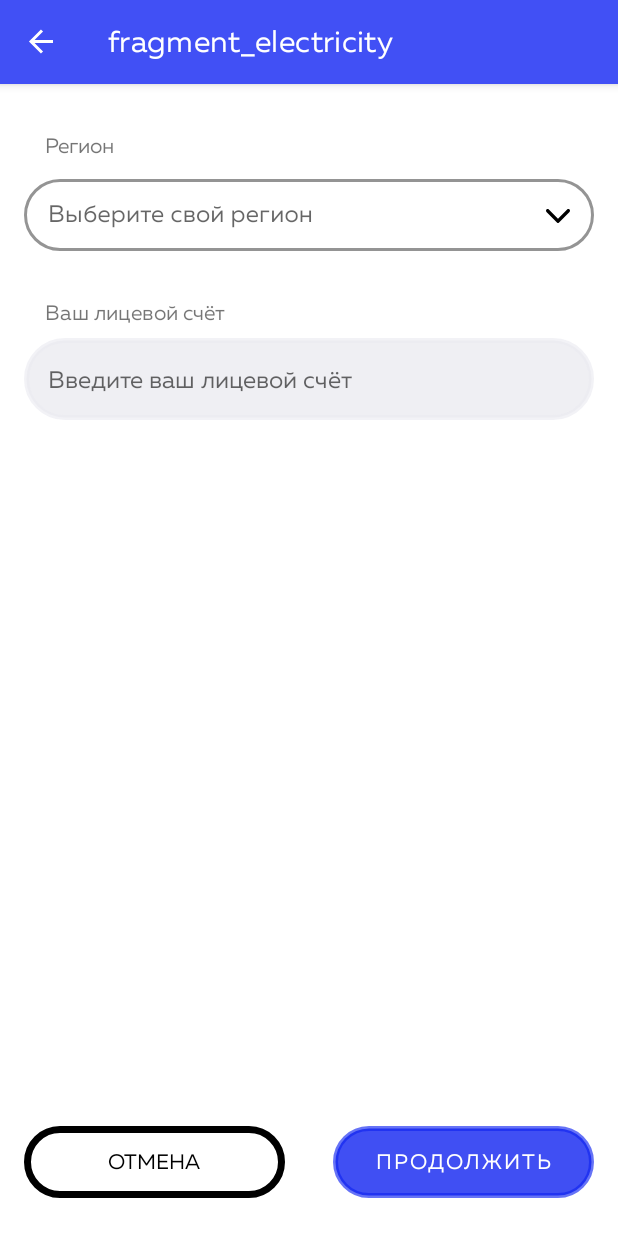
After one commit to pft6fk/E-Tax, an Android app: the BankAccountFragment screen opened through its navigation route, on a phone screen of 412 x 824 dp. The commit adds this screen. Run offline under Robolectric (Android 15) with nearby library versions, the phone set to English and light mode, and no system bars; our stand-ins replace navigation-ui.

Commit message:
added changing fragment by its position from recyclerView and made fragment fragment_bank_account.xml and fragment_account_info.xml

```diff
--- a/app/src/main/java/com/example/myapplication/ui/flat/FlatAdapter.kt
+++ b/app/src/main/java/com/example/myapplication/ui/flat/FlatAdapter.kt
@@ -3,18 +3,23 @@ package com.example.myapplication.ui.flat
 import android.view.LayoutInflater
 import android.view.View
 import android.view.ViewGroup
+import androidx.appcompat.app.AppCompatActivity
 import androidx.recyclerview.widget.RecyclerView
 import com.example.myapplication.R
 import com.example.myapplication.databinding.ItemCategoryBinding
 import com.example.myapplication.ui.flat.MockData.Companion.getItemList
+import com.example.myapplication.ui.flat.categories.BankAccountFragment
+
 
 class FlatAdapter: RecyclerView.Adapter<FlatAdapter.categoryHolder>() {
     val category_list = getItemList()
-    var onItemClick : (() -> Unit)? = null
+    var onItemClick : ((Int) -> Unit)? = null
     inner class categoryHolder(item: View): RecyclerView.ViewHolder(item) {
-        init{
+        init{ //to get position of adapter, inside of invoke we call adapterPosition
             itemView.setOnClickListener {
-                onItemClick?.invoke()
+                onItemClick?.invoke(adapterPosition)
+
+
             }
         }
         val binding = ItemCategoryBinding.bind(item)
@@ -31,6 +36,16 @@ class FlatAdapter: RecyclerView.Adapter<FlatAdapter.categoryHolder>() {
 
     override fun onBindViewHolder(holder: categoryHolder, position: Int) {
         holder.bind(category_list[position])
+
+//        //for opening exact fragment
+//        holder.itemView.setOnClickListener { v ->
+//            val activity = v.context as AppCompatActivity
+//            val electricityFragment = BankAccountFragment()
+////            val flatOption = FlatOption()
+////            flatOption.findNavController().navigate(R.)
+//            activity.supportFragmentManager.beginTransaction().replace(R.id.rec, electricityFragment)
+//                .addToBackStack(null).commit()
+//        }
     }
 
     override fun getItemCount(): Int {
--- a/app/src/main/java/com/example/myapplication/ui/flat/FlatOption.kt
+++ b/app/src/main/java/com/example/myapplication/ui/flat/FlatOption.kt
@@ -5,6 +5,7 @@ import androidx.fragment.app.Fragment
 import android.view.LayoutInflater
 import android.view.View
 import android.view.ViewGroup
+import androidx.navigation.fragment.findNavController
 import androidx.recyclerview.widget.LinearLayoutManager
 import com.example.myapplication.R
 import com.example.myapplication.databinding.FragmentFlatOptionBinding
@@ -23,6 +24,16 @@ class FlatOption : Fragment() {
 
         init()
 
+        adapter.onItemClick = { //(it) is position of clicked recycler
+            if(it == 0)     findNavController().navigate(R.id.action_flatOption_to_electricityFragment)
+            if(it == 1)     findNavController().navigate(R.id.action_flatOption_to_electricityFragment)
+            if(it == 2)     findNavController().navigate(R.id.action_flatOption_to_electricityFragment)
+            if(it == 3)     findNavController().navigate(R.id.action_flatOption_to_electricityFragment)
+            if(it == 4)     findNavController().navigate(R.id.action_flatOption_to_electricityFragment)
+            if(it == 5)     findNavController().navigate(R.id.action_flatOption_to_electricityFragment)
+            if(it == 6)     findNavController().navigate(R.id.action_flatOption_to_electricityFragment)
+        }
+
         return root
     }
     private fun init(){
--- /dev/null
+++ b/app/src/main/java/com/example/myapplication/ui/flat/categories/BankAccountFragment.kt
@@ -0,0 +1,29 @@
+package com.example.myapplication.ui.flat.categories
+
+import android.os.Bundle
+import androidx.fragment.app.Fragment
+import android.view.LayoutInflater
+import android.view.View
+import android.view.ViewGroup
+import androidx.navigation.fragment.findNavController
+import com.example.myapplication.R
+import com.example.myapplication.databinding.FragmentBankAccountBinding
+
+
+class BankAccountFragment : Fragment() {
+    private lateinit var _binding: FragmentBankAccountBinding
+    private val binding get() = _binding!!
+    override fun onCreateView(
+        inflater: LayoutInflater, container: ViewGroup?,
+        savedInstanceState: Bundle?,
+    ): View? {
+        _binding = FragmentBankAccountBinding.inflate(inflater, container, false)
+        val root = binding.root
+
+        binding.btContinue.setOnClickListener {
+            findNavController().navigate(R.id.action_bankAccountFragment_to_accountInfoFragment)
+        }
+
+        return root
+    }
+}
--- /dev/null
+++ b/app/src/main/java/com/example/myapplication/ui/flat/categories/dir/AccountInfoFragment.kt
@@ -0,0 +1,24 @@
+package com.example.myapplication.ui.flat.categories.dir
+
+import android.os.Bundle
+import androidx.fragment.app.Fragment
+import android.view.LayoutInflater
+import android.view.View
+import android.view.ViewGroup
+import com.example.myapplication.R
+import com.example.myapplication.databinding.FragmentAccountInfoBinding
+
+
+class AccountInfoFragment : Fragment() {
+    private lateinit var _binding: FragmentAccountInfoBinding
+    private val binding get() = _binding!!
+    override fun onCreateView(
+        inflater: LayoutInflater, container: ViewGroup?,
+        savedInstanceState: Bundle?,
+    ): View? {
+        _binding = FragmentAccountInfoBinding.inflate(inflater, container, false)
+        val root = binding.root
+
+        return root
+    }
+}
--- /dev/null
+++ b/app/src/main/java/com/example/myapplication/ui/house/categories/BankAccountFragment.kt
@@ -0,0 +1,23 @@
+package com.example.myapplication.ui.house.categories
+
+import android.os.Bundle
+import androidx.fragment.app.Fragment
+import android.view.LayoutInflater
+import android.view.View
+import android.view.ViewGroup
+import com.example.myapplication.R
+import com.example.myapplication.databinding.FragmentBankAccountBinding
+
+
+class BankAccountFragment : Fragment() {
+    private lateinit var _binding: FragmentBankAccountBinding
+    private val binding get() = _binding!!
+    override fun onCreateView(
+        inflater: LayoutInflater, container: ViewGroup?,
+        savedInstanceState: Bundle?,
+    ): View? {
+        _binding = FragmentBankAccountBinding.inflate(inflater, container, false)
+        val root = binding.root
+        return root
+    }
+}
--- /dev/null
+++ b/app/src/main/java/com/example/myapplication/ui/house/categories/dir/AccountInfoFragment.kt
@@ -0,0 +1,24 @@
+package com.example.myapplication.ui.hoise.categories.dir
+
+import android.os.Bundle
+import androidx.fragment.app.Fragment
+import android.view.LayoutInflater
+import android.view.View
+import android.view.ViewGroup
+import com.example.myapplication.R
+import com.example.myapplication.databinding.FragmentAccountInfoBinding
+
+
+class AccountInfoFragment : Fragment() {
+    private lateinit var _binding: FragmentAccountInfoBinding
+    private val binding get() = _binding!!
+    override fun onCreateView(
+        inflater: LayoutInflater, container: ViewGroup?,
+        savedInstanceState: Bundle?,
+    ): View? {
+        _binding = FragmentAccountInfoBinding.inflate(inflater, container, false)
+        val root = binding.root
+
+        return root
+    }
+}
--- /dev/null
+++ b/app/src/main/res/drawable/ic_chevron.xml
@@ -0,0 +1,10 @@
+<vector xmlns:android="http://schemas.android.com/apk/res/android"
+    android:width="16dp"
+    android:height="10dp"
+    android:viewportWidth="16"
+    android:viewportHeight="10">
+  <path
+      android:pathData="M8.5431,9.7745C8.2429,10.0752 7.7579,10.0752 7.4569,9.7745L0.3257,2.638C-0.1086,2.2039 -0.1086,1.4977 0.3257,1.0628C0.76,0.6287 1.4649,0.6287 1.8992,1.0628L8.0004,7.1677L14.1,1.0628C14.5351,0.6287 15.24,0.6287 15.6743,1.0628C16.1086,1.4977 16.1086,2.2039 15.6743,2.638L8.5431,9.7745Z"
+      android:fillColor="#DE468E"
+      android:fillType="evenOdd"/>
+</vector>
--- a/app/src/main/res/layout/activity_main.xml
+++ b/app/src/main/res/layout/activity_main.xml
@@ -4,6 +4,7 @@
     xmlns:tools="http://schemas.android.com/tools"
     android:layout_width="match_parent"
     android:layout_height="match_parent"
+    android:id="@+id/rec"
     tools:context=".ui.MainActivity">
 
     <fragment
--- /dev/null
+++ b/app/src/main/res/layout/fragment_account_info.xml
@@ -0,0 +1,14 @@
+<?xml version="1.0" encoding="utf-8"?>
+<FrameLayout xmlns:android="http://schemas.android.com/apk/res/android"
+    xmlns:tools="http://schemas.android.com/tools"
+    android:layout_width="match_parent"
+    android:layout_height="match_parent"
+    tools:context=".ui.flat.categories.dir.AccountInfoFragment">
+
+    <!-- TODO: Update blank fragment layout -->
+    <TextView
+        android:layout_width="match_parent"
+        android:layout_height="match_parent"
+        android:text="@string/hello_blank_fragment" />
+
+</FrameLayout>
--- /dev/null
+++ b/app/src/main/res/layout/fragment_bank_account.xml
@@ -0,0 +1,107 @@
+<?xml version="1.0" encoding="utf-8"?>
+<androidx.constraintlayout.widget.ConstraintLayout xmlns:android="http://schemas.android.com/apk/res/android"
+    xmlns:tools="http://schemas.android.com/tools"
+    android:layout_width="match_parent"
+    android:layout_height="match_parent"
+    xmlns:app="http://schemas.android.com/apk/res-auto"
+    tools:context=".ui.flat.categories.BankAccountFragment">
+
+    <TextView
+        android:id="@+id/text_region"
+        android:layout_width="wrap_content"
+        android:layout_height="wrap_content"
+        android:text="@string/stringRegion"
+        android:layout_marginStart="30dp"
+        app:layout_constraintTop_toTopOf="parent"
+        app:layout_constraintStart_toStartOf="parent"
+        android:layout_marginTop="32dp"
+        />
+
+    <com.google.android.material.textfield.TextInputLayout
+        android:id="@+id/textInputRegion"
+        style="@style/Widget.MaterialComponents.TextInputLayout.OutlinedBox.Dense.ExposedDropdownMenu"
+        android:layout_width="0dp"
+        android:layout_height="wrap_content"
+        android:backgroundTint="@color/white"
+        app:boxStrokeColor="@color/black"
+        app:boxStrokeWidth="2dp"
+        app:boxCornerRadiusBottomEnd="32dp"
+        app:boxCornerRadiusBottomStart="32dp"
+        app:boxCornerRadiusTopEnd="32dp"
+        app:boxCornerRadiusTopStart="32dp"
+        app:endIconDrawable="@drawable/ic_chevron"
+        app:endIconTint="@color/black"
+        app:layout_constraintCircleRadius="72dp"
+        android:layout_marginHorizontal="16dp"
+        android:layout_marginTop="8dp"
+        app:layout_constraintEnd_toEndOf="parent"
+        app:layout_constraintStart_toStartOf="parent"
+        app:layout_constraintTop_toBottomOf="@+id/text_region">
+
+        <AutoCompleteTextView
+            android:id="@+id/autoCompleteColor"
+            android:layout_width="match_parent"
+            android:layout_height="match_parent"
+            android:backgroundTint="@color/white"
+            android:inputType="none"
+            android:hint="@string/string_chooseRegion" />
+    </com.google.android.material.textfield.TextInputLayout>
+
+    <TextView
+        android:id="@+id/textBankAccount"
+        android:layout_width="wrap_content"
+        android:layout_height="wrap_content"
+        android:text="@string/stringBankAccount"
+        android:layout_marginStart="30dp"
+        app:layout_constraintTop_toBottomOf="@id/textInputRegion"
+        app:layout_constraintStart_toStartOf="parent"
+        android:layout_marginTop="32dp"
+        />
+
+
+    <com.google.android.material.textfield.TextInputEditText
+        android:id="@+id/edEmailInput"
+        style="@style/Widget.MaterialComponents.TextInputLayout.OutlinedBox"
+        android:layout_width="match_parent"
+        android:layout_height="wrap_content"
+        android:layout_marginStart="16dp"
+        android:layout_marginEnd="16dp"
+        android:background="@drawable/border_lines"
+        app:backgroundTint="#CCEBEBF1"
+        android:fontFamily="@font/muller_regular"
+        android:hint="@string/stringEnterBankAccount"
+        android:textSize="16sp"
+        android:layout_marginTop="8dp"
+        app:layout_constraintEnd_toEndOf="parent"
+        app:layout_constraintStart_toStartOf="parent"
+        app:layout_constraintTop_toBottomOf="@+id/textBankAccount" />
+
+    <com.google.android.material.button.MaterialButton
+        android:id="@+id/btContinue"
+        android:layout_width="0dp"
+        android:layout_height="wrap_content"
+        android:layout_marginHorizontal="16dp"
+        android:layout_marginTop="16dp"
+        android:background="@drawable/border_lines"
+        android:fontFamily="@font/muller_regular"
+        android:text="@string/stringContinue"
+        android:layout_marginBottom="25dp"
+        app:backgroundTint="#CC1124F1"
+        app:layout_constraintBottom_toBottomOf="parent"
+        app:layout_constraintStart_toEndOf="@id/btCancel"
+        app:layout_constraintEnd_toEndOf="parent"/>
+
+        <androidx.appcompat.widget.AppCompatButton
+        android:id="@+id/btCancel"
+        android:layout_width="0dp"
+        android:layout_height="wrap_content"
+        android:layout_marginHorizontal="16dp"
+        android:background="@drawable/border_line_black"
+        android:textColor="@color/black"
+        android:text="@string/string_cancel"
+        android:fontFamily="@font/muller_regular"
+        app:layout_constraintEnd_toStartOf="@id/btContinue"
+        app:layout_constraintStart_toStartOf="parent"
+        app:layout_constraintBottom_toBottomOf="@+id/btContinue" />
+
+</androidx.constraintlayout.widget.ConstraintLayout>
--- a/app/src/main/res/navigation/mobile_navigation.xml
+++ b/app/src/main/res/navigation/mobile_navigation.xml
@@ -41,6 +41,9 @@
         <action
             android:id="@+id/action_flatOption_to_optionFragment2"
             app:popUpTo="@id/optionFragment" />
+        <action
+            android:id="@+id/action_flatOption_to_electricityFragment"
+            app:destination="@id/bankAccountFragment" />
     </fragment>
     <fragment
         android:id="@+id/houseOption"
@@ -50,5 +53,28 @@
         <action
             android:id="@+id/action_houseOption_to_optionFragment"
             app:destination="@id/optionFragment" />
+        <action
+            android:id="@+id/action_houseOption_to_electricityFragment"
+            app:destination="@id/bankAccountFragment" />
     </fragment>
+    <fragment
+        android:id="@+id/bankAccountFragment"
+        android:name="com.example.myapplication.ui.flat.categories.BankAccountFragment"
+        android:label="fragment_electricity"
+        tools:layout="@layout/fragment_bank_account" >
+        <action
+            android:id="@+id/action_bankAccountFragment_to_flatOption"
+            app:popUpTo="@id/flatOption" />
+        <action
+            android:id="@+id/action_bankAccountFragment_to_houseOption"
+            app:destination="@id/houseOption" />
+        <action
+            android:id="@+id/action_bankAccountFragment_to_accountInfoFragment"
+            app:destination="@id/accountInfoFragment" />
+    </fragment>
+    <fragment
+        android:id="@+id/accountInfoFragment"
+        android:name="com.example.myapplication.ui.flat.categories.dir.AccountInfoFragment"
+        android:label="fragment_account_info"
+        tools:layout="@layout/fragment_account_info" />
 </navigation>
--- a/app/src/main/res/values/strings.xml
+++ b/app/src/main/res/values/strings.xml
@@ -20,4 +20,9 @@
     <string name="stringChooseText">Выберите тип недвижемости</string>
     <string name="stringFlat">Квартира</string>
     <string name="stringHouse">Частный сектор</string>
+    <string name="string_chooseRegion">Выберите свой регион</string>
+    <string name="stringRegion">Регион</string>
+    <string name="stringBankAccount">Ваш лицевой счёт</string>
+    <string name="stringEnterBankAccount">Введите ваш лицевой счёт</string>
+    <string name="stringContinue">Продолжить</string>
 </resources>
```
